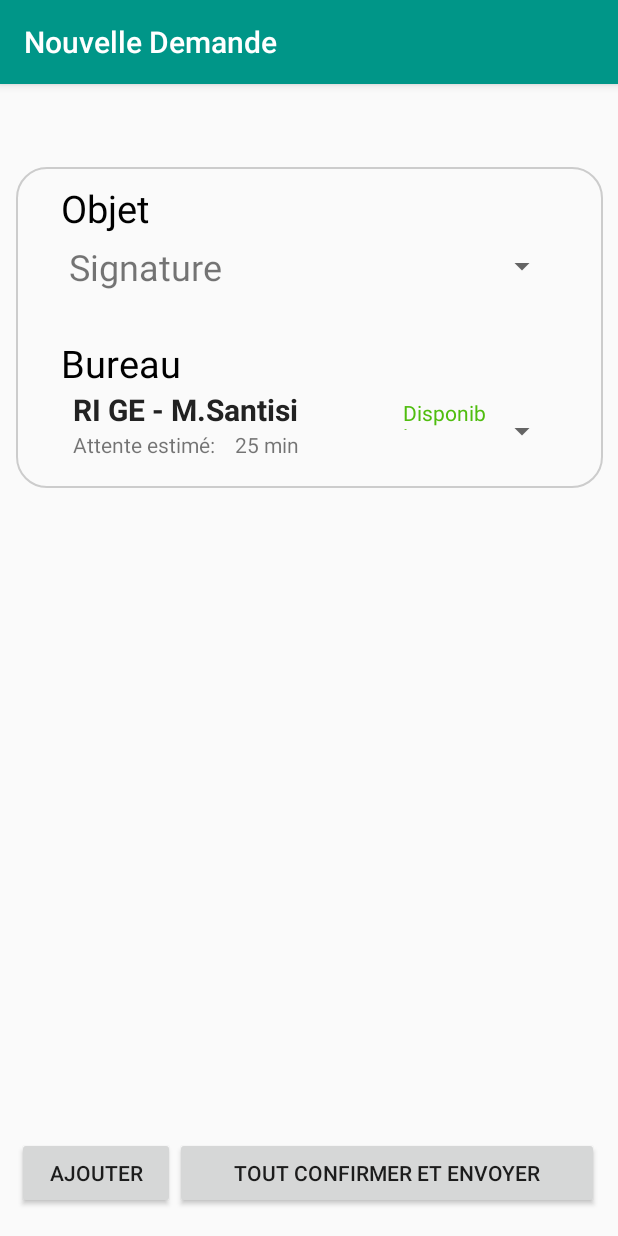
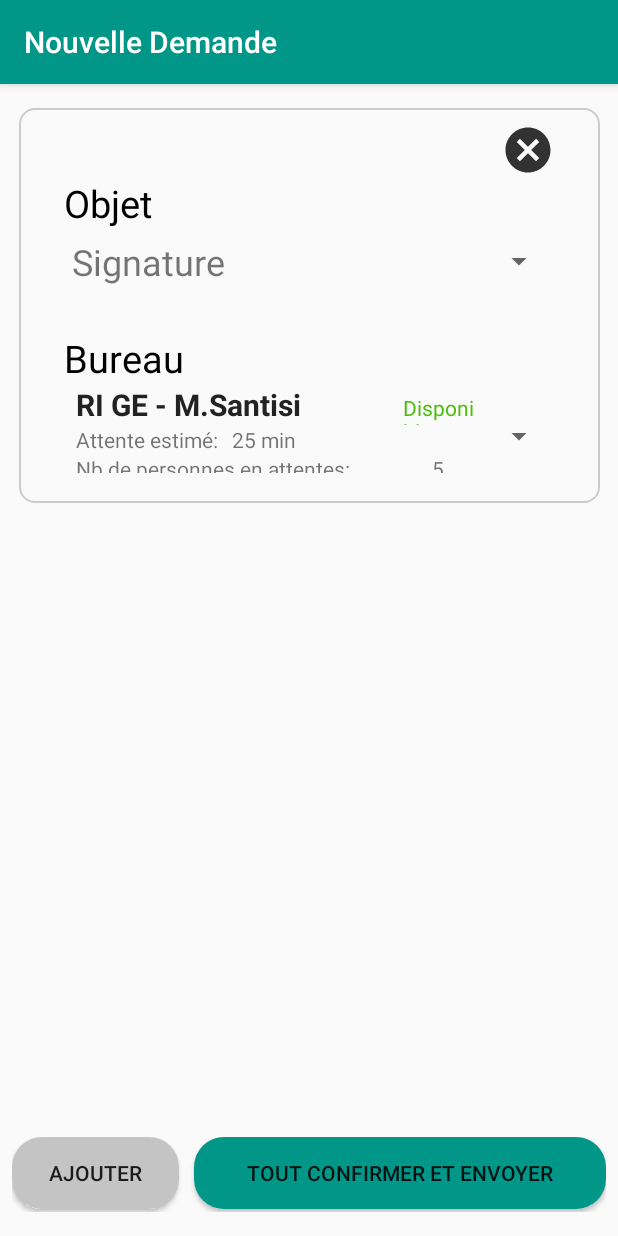
Before and after one commit to maxcastellano/ps6-final-otake, an Android app: the FormFragment screen opened directly, with no data from a screen before it, on a phone screen of 412 x 824 dp. Run offline under Robolectric (Android 15) with nearby library versions, the phone set to English and light mode, and no system bars; libraries missing offline, so code that uses them is left out: org.eclipse.paho; 5 statements that could not run were skipped.

Commit message:
ticket demand could be removed & some minor UI enhancement

```diff
--- a/app/src/main/java/fr/etudes/ps6_final_otake/activities/NewDemandActivity.java
+++ b/app/src/main/java/fr/etudes/ps6_final_otake/activities/NewDemandActivity.java
@@ -141,9 +141,6 @@ public class NewDemandActivity extends AppCompatActivity {
 
         addForm();
 
-        // ticketFormFragment = (FormFragment)
-        // getSupportFragmentManager().findFragmentByTag("1");
-
         clientId = clientId + System.currentTimeMillis();
 
         mqttAndroidClient = new MqttAndroidClient(getApplicationContext(), serverUri, clientId);
@@ -247,5 +244,4 @@ public class NewDemandActivity extends AppCompatActivity {
             ex.printStackTrace();
         }
     }
-
 }
--- a/app/src/main/java/fr/etudes/ps6_final_otake/activities/TicketActivity.java
+++ b/app/src/main/java/fr/etudes/ps6_final_otake/activities/TicketActivity.java
@@ -43,6 +43,7 @@ public class TicketActivity extends AppCompatActivity {
     protected void onCreate(Bundle savedInstanceState) {
         super.onCreate(savedInstanceState);
         setContentView(R.layout.activity_ticket);
+        setTitle(R.string.tickets_title);
         clientId = clientId + System.currentTimeMillis();
         listTicket = (ListView)findViewById(R.id.ticket_list);
 
--- a/app/src/main/java/fr/etudes/ps6_final_otake/fragments/FormFragment.java
+++ b/app/src/main/java/fr/etudes/ps6_final_otake/fragments/FormFragment.java
@@ -8,6 +8,7 @@ import android.view.View;
 import android.view.ViewGroup;
 import android.widget.AdapterView;
 import android.widget.ArrayAdapter;
+import android.widget.Button;
 import android.widget.Spinner;
 
 import fr.etudes.ps6_final_otake.R;
@@ -27,6 +28,13 @@ public class FormFragment extends Fragment {
         View view = inflater.inflate(R.layout.form_new_ticket, container, false);
         object = view.findViewById(R.id.objectSpinner);
         office = view.findViewById(R.id.officeSpinner);
+        Button deleteButton = view.findViewById(R.id.deleteDemandBtn);
+        deleteButton.setOnClickListener(new View.OnClickListener() {
+            @Override
+            public void onClick(View v) {
+                getFragmentManager().beginTransaction().remove(FormFragment.this).commit();
+            }
+        });
 
         objectAdapter = ArrayAdapter.createFromResource(getActivity(), R.array.form_object_content, R.layout.my_spinner);
         //TODO fetch model from database a.k.a replace mock
--- a/app/src/main/res/drawable/customborder.xml
+++ b/app/src/main/res/drawable/customborder.xml
@@ -1,6 +1,6 @@
 <?xml version="1.0" encoding="UTF-8"?>
 <shape xmlns:android="http://schemas.android.com/apk/res/android" android:shape="rectangle">
-    <corners android:radius="20dp"/>
+    <corners android:radius="10dp"/>
     <padding android:left="10dp" android:right="10dp" android:top="10dp" android:bottom="10dp"/>
     <stroke android:width="1dp" android:color="#CCCCCC"/>
 </shape>
--- /dev/null
+++ b/app/src/main/res/drawable/ic_cancel_black_24dp.xml
@@ -0,0 +1,11 @@
+<vector xmlns:android="http://schemas.android.com/apk/res/android"
+    android:width="24dp"
+    android:height="24dp"
+    android:alpha="0.8"
+    android:tint="#92888A"
+    android:viewportWidth="24.0"
+    android:viewportHeight="24.0">
+    <path
+        android:fillColor="@android:color/white"
+        android:pathData="M12,2C6.47,2 2,6.47 2,12s4.47,10 10,10 10,-4.47 10,-10S17.53,2 12,2zM17,15.59L15.59,17 12,13.41 8.41,17 7,15.59 10.59,12 7,8.41 8.41,7 12,10.59 15.59,7 17,8.41 13.41,12 17,15.59z" />
+</vector>
--- /dev/null
+++ b/app/src/main/res/drawable/style_button_add_demand.xml
@@ -0,0 +1,8 @@
+<?xml version="1.0" encoding="utf-8"?>
+<shape
+    xmlns:android="http://schemas.android.com/apk/res/android"
+    android:shape="rectangle">
+    <solid android:color="#C4C4C4" />
+
+    <corners android:radius="20dp" />
+</shape>
--- a/app/src/main/res/layout/activity_new_demand.xml
+++ b/app/src/main/res/layout/activity_new_demand.xml
@@ -6,25 +6,9 @@
     android:layout_height="match_parent"
     tools:context=".activities.NewDemandActivity">
 
-    <!--<fragment-->
-        <!--android:id="@+id/form_fragment"-->
-        <!--android:name="fr.etudes.ps6_final_otake.fragments.FormFragment"-->
-        <!--android:layout_width="383dp"-->
-        <!--android:layout_height="637dp"-->
-        <!--android:layout_marginStart="8dp"-->
-        <!--android:layout_marginTop="8dp"-->
-        <!--android:layout_marginEnd="8dp"-->
-        <!--android:layout_marginBottom="8dp"-->
-        <!--app:layout_constraintBottom_toBottomOf="parent"-->
-        <!--app:layout_constraintEnd_toEndOf="parent"-->
-        <!--app:layout_constraintHorizontal_bias="0.428"-->
-        <!--app:layout_constraintStart_toStartOf="parent"-->
-        <!--app:layout_constraintTop_toTopOf="parent"-->
-        <!--app:layout_constraintVertical_bias="0.0" />-->
-
     <LinearLayout
         android:id="@+id/formButtonView"
-        android:layout_width="388dp"
+        android:layout_width="match_parent"
         android:layout_height="50dp"
         android:layout_marginStart="8dp"
         android:layout_marginEnd="8dp"
@@ -40,19 +24,23 @@
             android:layout_width="wrap_content"
             android:layout_height="wrap_content"
             android:layout_weight="1"
-            android:text="@string/new_demand_add" />
+            android:text="@string/new_demand_add"
+            android:background="@drawable/style_button_add_demand"
+            android:layout_marginRight="10dp"
+            />
 
         <Button
             android:id="@+id/confirmDemandBtn"
             android:layout_width="wrap_content"
             android:layout_height="wrap_content"
             android:layout_weight="3"
-            android:text="@string/new_demand_confirmation" />
+            android:text="@string/new_demand_confirmation"
+            android:background="@drawable/style_button"/>
     </LinearLayout>
 
     <ScrollView
-        android:layout_width="397dp"
-        android:layout_height="614dp"
+        android:layout_width="match_parent"
+        android:layout_height="match_parent"
         android:layout_marginStart="8dp"
         android:layout_marginTop="8dp"
         android:layout_marginEnd="8dp"
--- a/app/src/main/res/layout/form_new_ticket.xml
+++ b/app/src/main/res/layout/form_new_ticket.xml
@@ -7,18 +7,27 @@
     android:layout_height="match_parent">
 
     <LinearLayout
-        android:layout_width="391dp"
-        android:layout_height="214dp"
+        android:layout_width="387dp"
+        android:layout_height="263dp"
         android:layout_marginStart="8dp"
         android:layout_marginTop="8dp"
         android:layout_marginEnd="8dp"
         android:layout_marginBottom="8dp"
+        android:background="@drawable/customborder"
         android:orientation="vertical"
         app:layout_constraintBottom_toBottomOf="parent"
         app:layout_constraintEnd_toEndOf="parent"
         app:layout_constraintStart_toStartOf="parent"
-        app:layout_constraintTop_toTopOf="parent"
-        android:background="@drawable/customborder">
+        app:layout_constraintTop_toTopOf="parent">
+
+        <Button
+            android:id="@+id/deleteDemandBtn"
+            android:layout_width="36dp"
+            android:layout_height="36dp"
+            android:background="@drawable/ic_cancel_black_24dp"
+            android:backgroundTint="@android:color/black"
+            android:layout_gravity="right"
+            android:layout_marginRight="20dp"/>
 
         <TextView
             android:id="@+id/objectTxt"
--- a/app/src/main/res/values/strings.xml
+++ b/app/src/main/res/values/strings.xml
@@ -10,6 +10,7 @@
     <string name="serverUri">tcp://broker.otakedev.com:8080</string>
     <string name="clientId">MyClient</string>
     <string name="new_demand_title">Nouvelle Demande</string>
+    <string name="tickets_title">Mes Tickets</string>
     <string name="new_demand_confirmation">Tout confirmer et envoyer</string>
     <string name="new_demand_add">Ajouter</string>
     <string name="form_object">Objet</string>
```
